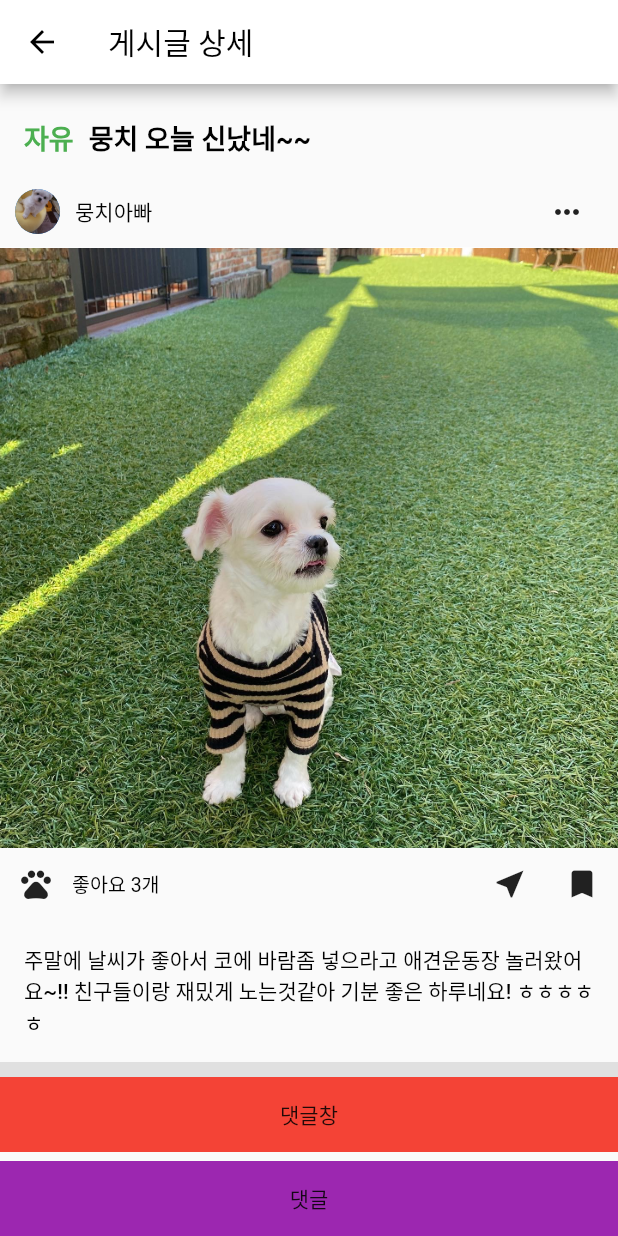
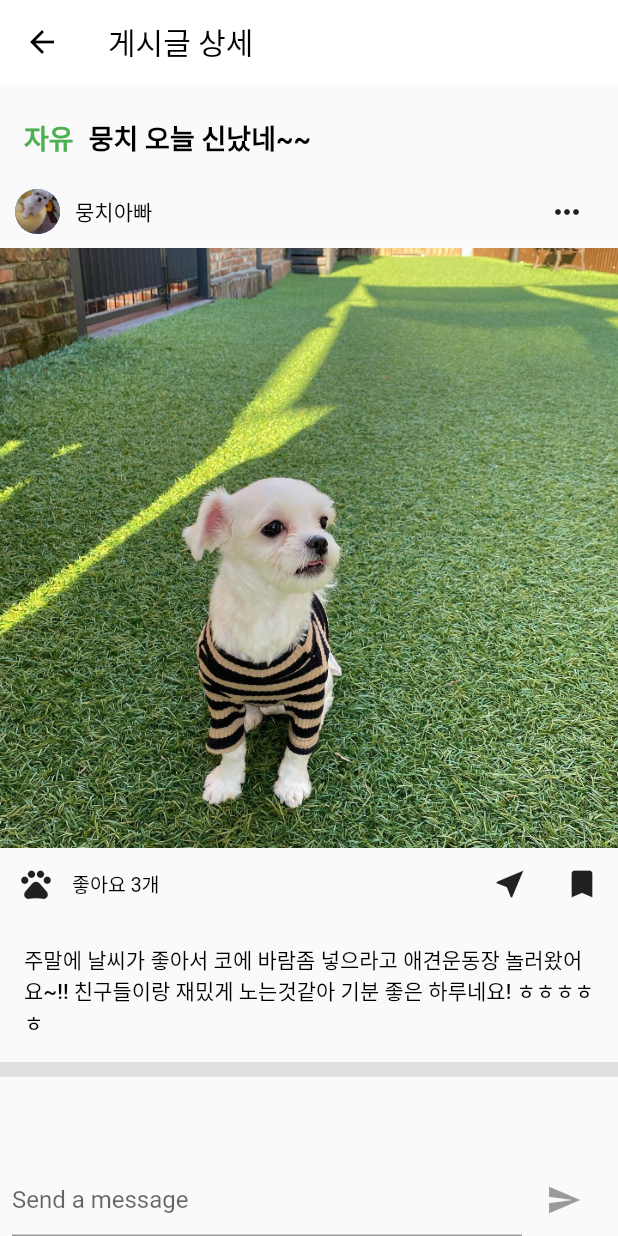
Before and after one commit to kyuSangHwang/treepet, a Flutter app: the CommunityPostDetailScreen screen opened directly, on a phone screen of 412 x 824 dp. Run offline on Flutter 3.47's test engine with Material 2 defaults, Android fonts, the phone set to English and light mode, and no system bars; our stand-ins replace firebase_core; accounts and stored records are empty; Roboto replaces fonts that are missing (pretendard).

Commit message:
상세페이지 댓글 (대댓글 전까지)

```diff
--- a/lib/screen/community/community_post_detail_screen.dart
+++ b/lib/screen/community/community_post_detail_screen.dart
@@ -2,8 +2,28 @@ import 'package:flutter/material.dart';
 import 'package:treepet/const/color.dart';
 import 'package:treepet/const/style.dart';
 
-class CommunityPostDetailScreen extends StatelessWidget {
+const String _name = "망치엄마";
+final List<ChatMessage> _message = <ChatMessage>[];
+
+
+class CommunityPostDetailScreen extends StatefulWidget {
   const CommunityPostDetailScreen({Key? key}) : super(key: key);
+
+  @override
+  State<CommunityPostDetailScreen> createState() =>
+      _CommunityPostDetailScreenState();
+}
+
+class _CommunityPostDetailScreenState extends State<CommunityPostDetailScreen>
+    with TickerProviderStateMixin {
+  // 입력한 메시지를 저장하는 리스트
+  final List<ChatMessage> _message = <ChatMessage>[];
+
+  // 텍스트필드 제어용 컨트롤러
+  final TextEditingController _textController = TextEditingController();
+
+  // 텍스트필드에 입력된 데이터의 존재 여부
+  bool _isComposing = false;
 
   @override
   Widget build(BuildContext context) {
@@ -37,6 +57,8 @@ class CommunityPostDetailScreen extends StatelessWidget {
 
   AppBar CommunityPostDetailAppBar(BuildContext context) {
     return AppBar(
+      elevation: 0,
+      centerTitle: false,
       backgroundColor: WHITE_COLOR,
       title: Text(
         '게시글 상세',
@@ -146,16 +168,46 @@ class CommunityPostDetailScreen extends StatelessWidget {
     );
   }
 
-  Container renderCommentArea(BuildContext context) {
+  Widget renderCommentArea(BuildContext context) {
+    return ListView.builder(
+      // 리스트뷰의 스크롤 방향을 반대로 변경. 최신 메시지가 하단에 추가됨
+      primary: false,
+      reverse: true,
+      shrinkWrap: true,
+      itemCount: _message.length,
+      itemBuilder: (context, index) => _message[index],
+    );
+  }
+
+  // 사용자로부터 메시지를 입력받는 위젯 선언
+  Container renderComment(BuildContext context) {
     return Container(
-      child: Column(
+      margin: const EdgeInsets.symmetric(horizontal: 8.0),
+      child: Row(
         children: [
+          Flexible(
+            child: TextField(
+              controller: _textController,
+              //입려된 텍스트에 변화가 있을 때 마다
+              onChanged: (text) {
+                setState(() {
+                  _isComposing = text.length > 0;
+                });
+              },
+              // 키보드상에서 확인을 누를 경우. 입력값이 있을 때에만 _handleSubmitted 호출
+              onSubmitted: _isComposing ? _handleSubmitted : null,
+              // 텍스트 필드에 힌트 텍스트 추가
+              decoration: InputDecoration(hintText: 'Send a message'),
+            ),
+          ),
+          // 전송 버튼
           Container(
-            height: 50,
-            width: MediaQuery.of(context).size.width,
-            color: Colors.red,
-            child: Center(
-              child: Text('댓글창'),
+            margin: const EdgeInsets.symmetric(horizontal: 4.0),
+            child: IconButton(
+              onPressed: _isComposing
+                  ? () => _handleSubmitted(_textController.text)
+                  : null,
+              icon: Icon(Icons.send),
             ),
           ),
         ],
@@ -163,19 +215,91 @@ class CommunityPostDetailScreen extends StatelessWidget {
     );
   }
 
-  Container renderComment(BuildContext context) {
+  // 메시지 전송 버튼이 클릭될 때 호출
+  void _handleSubmitted(String text) {
+    // 텍스트 필드의 내용 삭제
+    _textController.clear();
+    // _isComposing을 다시 false로 설정
+    setState(() {
+      _isComposing = false;
+    });
+
+    // 입력받은 텍스트를 이용해서 리스트에 추가할 메시지 생성
+    ChatMessage message = ChatMessage(
+      text: text,
+      // animationController 항목에 애니메이션 효과 설정
+      // ChatMessage은 UI를 가지는 위젯으로 새로운 message가 리스트뷰에 추가될 때
+      // 발생할 애니메이션 효과를 위젯에 직접 부여함
+      animationController: AnimationController(
+        duration: Duration(milliseconds: 700),
+        vsync: this,
+      ),
+    );
+
+    // 리스트에 메시지 추가
+    setState(() {
+      _message.insert(0, message);
+    });
+
+    // 위젯의 애니메이션 효과 발생
+    message.animationController.forward();
+  }
+}
+
+// 리스트뷰에 추가될 메시지 위젯
+class ChatMessage extends StatelessWidget {
+  final String text; // 출력할 메시지
+  final AnimationController animationController; // 리스트뷰에 등록될때 보여질 효과
+
+  const ChatMessage(
+      {required this.text, required this.animationController, Key? key})
+      : super(key: key);
+
+  //TODO : 여기여기여기
+  @override
+  Widget build(BuildContext context) {
     return Container(
-      child: Column(
-        children: [
-          Container(
-            height: 50,
-            width: MediaQuery.of(context).size.width,
-            color: Colors.purple,
-            child: Center(
-              child: Text('댓글'),
+      child: Padding(
+        padding: const EdgeInsets.symmetric(horizontal: 16.0, vertical: 12.0),
+        child: Row(
+          crossAxisAlignment: CrossAxisAlignment.start,
+          children: [
+            Container(
+              child: CircleAvatar(),
             ),
-          ),
-        ],
+            SizedBox(width: 10),
+            Expanded(
+              // 컬럼 추가
+              child: Column(
+                crossAxisAlignment: CrossAxisAlignment.start,
+                children: [
+                  // 사용자명을 출력
+                  SizedBox(height: 2),
+                  Text(_name, style: co_post_detail_user_nick),
+                  SizedBox(height: 2),
+                  // 입력받은 메시지 출력
+                  Container(
+                    child: Text(text),
+                  ),
+                  SizedBox(height: 8),
+                  Row(
+                    children: [
+                      Text('좋아요'),
+                      SizedBox(width: 8),
+                      GestureDetector(
+                        onTap: (){
+                          // renderCommentArea()
+                          print('네네네네');
+                        },
+                        child: Text('답글 달기'),
+                      ),
+                    ],
+                  ),
+                ],
+              ),
+            ),
+          ],
+        ),
       ),
     );
   }
```
